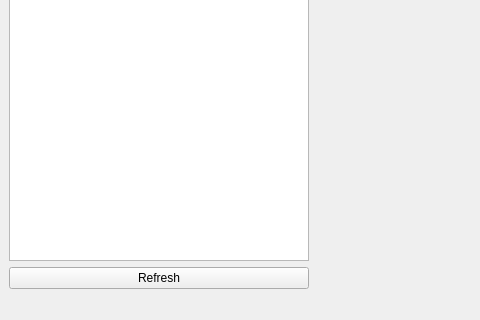
First picture: the form in src/MainWindow.ui, repository Kirtsim/Memo-client-gui, before the edit; both pictures show x 0 to 480 and y 389 to 709 of the 977 by 709 pixel window.
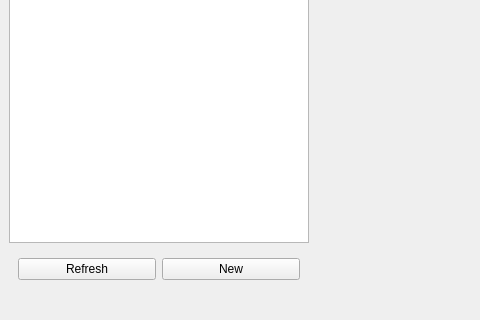
Second picture: the form after the edit.

Commit message:
The client interface now enables adding new memos.
A "New" button is added to the main layout which opens the NewMemoDialog
window upon click. If the dialog has been accepted ("Confirm" button has
been clicked) a new memo is added to the server and to the list of
displayed memos in the client app.

Diff of the .ui file:
```diff
--- a/src/MainWindow.ui
+++ b/src/MainWindow.ui
@@ -81,10 +81,23 @@
          </widget>
         </item>
         <item>
+         <widget class="QWidget" name="buttonContainer" native="true">
+          <layout class="QHBoxLayout" name="horizontalLayout">
+           <item>
          <widget class="QPushButton" name="refreshButton">
           <property name="text">
            <string>Refresh</string>
           </property>
+            </widget>
+           </item>
+           <item>
+            <widget class="QPushButton" name="newMemoButton">
+             <property name="text">
+              <string>New</string>
+             </property>
+            </widget>
+           </item>
+          </layout>
          </widget>
         </item>
        </layout>
```
Lines whose indentation alone changed are shown as unchanged. The commit also changes 2 other files.
